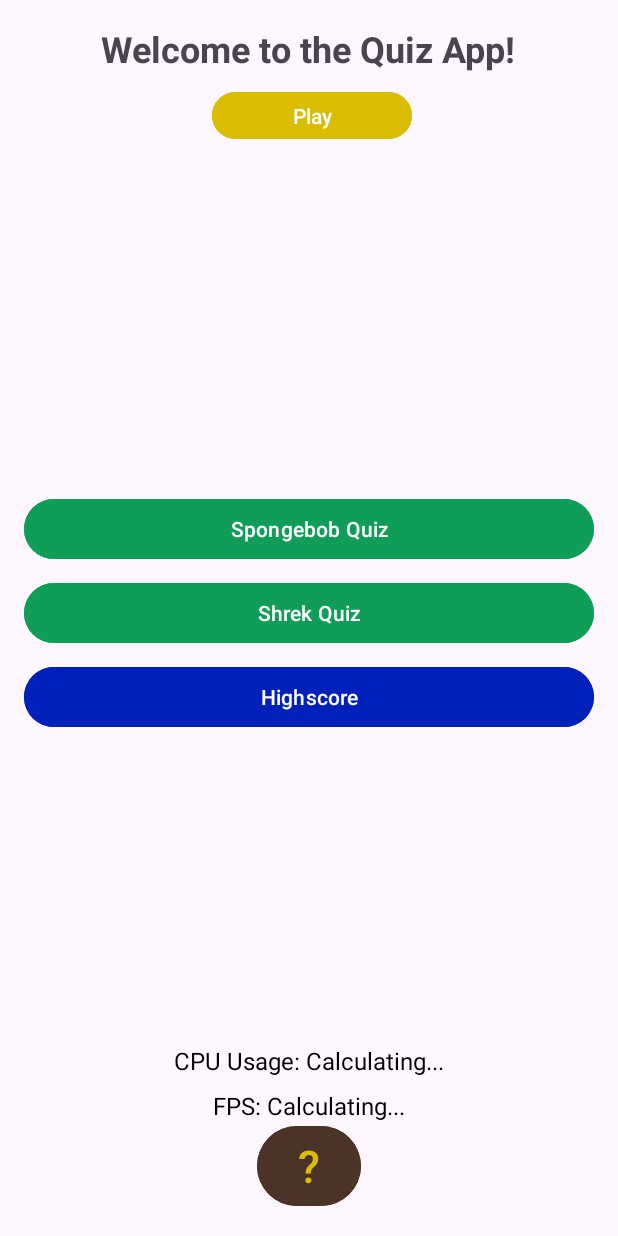
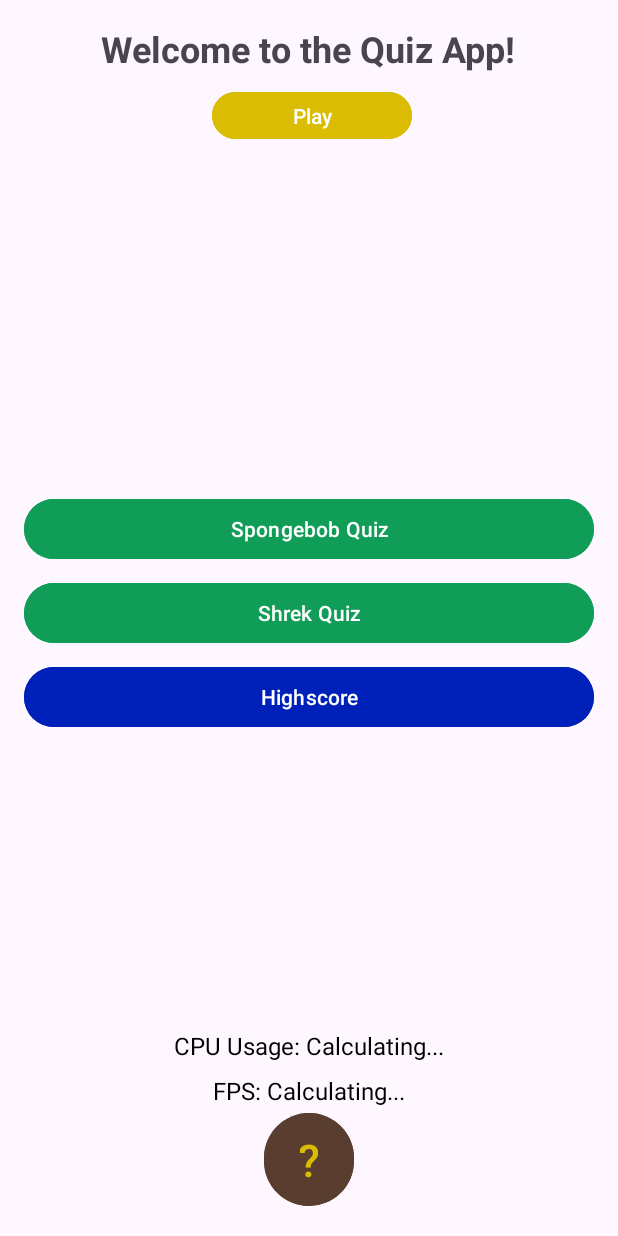
Before and after one commit to VengeTheMyan/Quiz_2, an Android app: the layout activity_start_quiz.xml on its own in the app's theme, with its tools: preview values and no code run, on a phone screen of 412 x 824 dp. Run offline under Robolectric (Android 15) with nearby library versions, the phone set to English and light mode, and no system bars.

```diff
--- a/app/src/main/res/layout/activity_start_quiz.xml
+++ b/app/src/main/res/layout/activity_start_quiz.xml
@@ -85,7 +85,7 @@
         android:layout_height="wrap_content"
         android:layout_alignParentBottom="true"
         android:layout_centerHorizontal="true"
-        android:layout_marginBottom="60dp"
+        android:layout_marginBottom="70dp"
         android:text="FPS: Calculating..."
         android:textSize="16sp"
         android:textColor="@color/black" />
@@ -97,11 +97,11 @@
         android:layout_below="@+id/idTvFPS"
         android:layout_alignParentStart="true"
         android:layout_alignParentEnd="true"
-        android:layout_marginStart="155dp"
-        android:layout_marginTop="-61dp"
-        android:layout_marginEnd="155dp"
+        android:layout_marginStart="160dp"
+        android:layout_marginTop="-70dp"
+        android:layout_marginEnd="160dp"
         android:backgroundTint="@color/brown"
-        android:text="?"
+        android:text="\?"
         android:textColor="@color/asd"
         android:textSize="30sp" />
 
--- a/app/src/main/res/values/colors.xml
+++ b/app/src/main/res/values/colors.xml
@@ -7,5 +7,5 @@
     <color name="light_blue">#0093BD</color>
     <color name="asd">#DABD03</color>
     <color name="blue">#0020BA</color>
-    <color name="brown">#4B3327</color>
+    <color name="brown">#593D2E</color>
 </resources>
```
